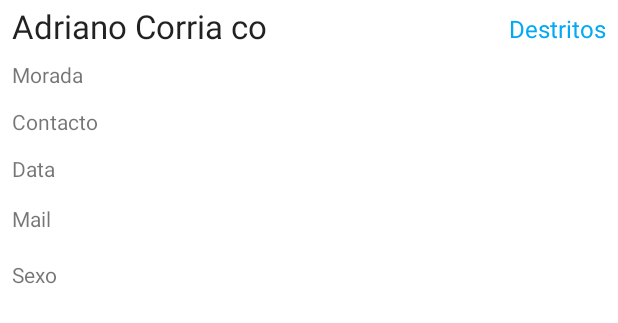
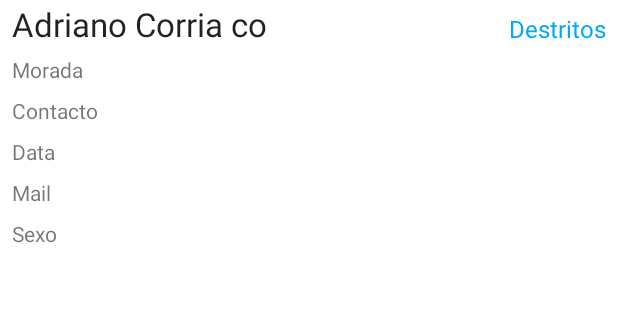
Before and after one commit to Adriano1995-meni/AppBdCovid, an Android app: the layout item_enfermeiros.xml on its own in the app's theme, with its tools: preview values and no code run, on a phone screen of 412 x 824 dp. Shown: the top 323 px of the screen. Run offline under Robolectric (Android 15) with nearby library versions, the phone set to English and light mode, and no system bars.

Commit message:
Algumas alteracoes no formato da Data e na estrutura do interface

```diff
--- a/app/src/main/res/layout/item_enfermeiros.xml
+++ b/app/src/main/res/layout/item_enfermeiros.xml
@@ -3,15 +3,15 @@
     xmlns:app="http://schemas.android.com/apk/res-auto"
     xmlns:tools="http://schemas.android.com/tools"
     android:layout_width="match_parent"
-    android:layout_height="210dp"
+    android:layout_height="wrap_content"
+    android:layout_marginBottom="@dimen/margem_campos"
     android:orientation="vertical">
 
     <TextView
         android:id="@+id/textViewNome"
-        android:layout_width="0dp"
-        android:layout_height="25dp"
+        android:layout_width="wrap_content"
+        android:layout_height="27dp"
         android:layout_margin="@dimen/margem_campos"
-        android:layout_marginTop="8dp"
         android:layout_marginEnd="@dimen/margem_campos"
         android:layout_marginRight="@dimen/margem_campos"
         android:textAppearance="@style/TextAppearance.AppCompat.Large"
@@ -25,8 +25,8 @@
     <TextView
         android:id="@+id/textViewMorada"
         android:layout_width="wrap_content"
-        android:layout_height="0dp"
-        android:layout_marginTop="12dp"
+        android:layout_height="wrap_content"
+        android:layout_marginTop="@dimen/margem_campos"
         app:layout_constraintStart_toStartOf="@+id/textViewNome"
         app:layout_constraintTop_toBottomOf="@+id/textViewNome"
         tools:text="Morada" />
@@ -34,8 +34,8 @@
     <TextView
         android:id="@+id/textViewContacto"
         android:layout_width="wrap_content"
-        android:layout_height="0dp"
-        android:layout_marginTop="12dp"
+        android:layout_height="wrap_content"
+        android:layout_marginTop="@dimen/margem_campos"
         app:layout_constraintStart_toStartOf="@+id/textViewMorada"
         app:layout_constraintTop_toBottomOf="@+id/textViewMorada"
         tools:text="Contacto" />
@@ -43,8 +43,8 @@
     <TextView
         android:id="@+id/textViewEmail"
         android:layout_width="wrap_content"
-        android:layout_height="25dp"
-        android:layout_marginTop="12dp"
+        android:layout_height="wrap_content"
+        android:layout_marginTop="@dimen/margem_campos"
         android:textSize="14sp"
         app:layout_constraintStart_toStartOf="@+id/textViewData"
         app:layout_constraintTop_toBottomOf="@+id/textViewData"
@@ -52,9 +52,9 @@
 
     <TextView
         android:id="@+id/textViewSexo"
-        android:layout_width="40dp"
-        android:layout_height="20dp"
-        android:layout_marginTop="12dp"
+        android:layout_width="wrap_content"
+        android:layout_height="wrap_content"
+        android:layout_marginTop="@dimen/margem_campos"
         app:layout_constraintStart_toStartOf="@+id/textViewEmail"
         app:layout_constraintTop_toBottomOf="@+id/textViewEmail"
         tools:text="Sexo" />
@@ -75,8 +75,8 @@
     <TextView
         android:id="@+id/textViewData"
         android:layout_width="wrap_content"
-        android:layout_height="21dp"
-        android:layout_marginTop="12dp"
+        android:layout_height="wrap_content"
+        android:layout_marginTop="@dimen/margem_campos"
         app:layout_constraintStart_toStartOf="@+id/textViewContacto"
         app:layout_constraintTop_toBottomOf="@+id/textViewContacto"
         tools:text="Data" />
--- a/app/src/main/res/navigation/nav_graph.xml
+++ b/app/src/main/res/navigation/nav_graph.xml
@@ -26,7 +26,7 @@
     <fragment
         android:id="@+id/NovoEnfermeirosFragment"
         android:name="ar.adriano.apbdcovid2021.NovoEnfermeiroFragment"
-        android:label="Novo_Enfermeiros_fragment_label"
+        android:label="@string/novoenfermeiro"
         tools:layout="@layout/fragment_novo_enfermeiro">
 
         <action
--- a/app/src/main/res/values/strings.xml
+++ b/app/src/main/res/values/strings.xml
@@ -1,5 +1,5 @@
 <resources>
-    <string name="app_name">ApBdCovid2021</string>
+    <string name="app_name">App para registar enfermeiros</string>
     <string name="action_settings">Settings</string>
     <!-- Strings used for fragments for navigation -->
     <string name="Lista_Enfermeiros_fragment_label">Enfermeiros</string>
@@ -44,4 +44,5 @@
     <string name="morada">Morada</string>
     <string name="Email">Email</string>
     <string name="Sexo">Sexo</string>
+    <string name="novoenfermeiro">Novo Enfermeiro</string>
 </resources>
```
Also changed, not shown: app/src/main/java/ar/adriano/apbdcovid2021/EliminarEnfermeirosFragment.kt (+13 -1 lines), app/src/main/res/layout/fragment_elimina_enfermeiro.xml (+6 -6 lines), 1 other file.
